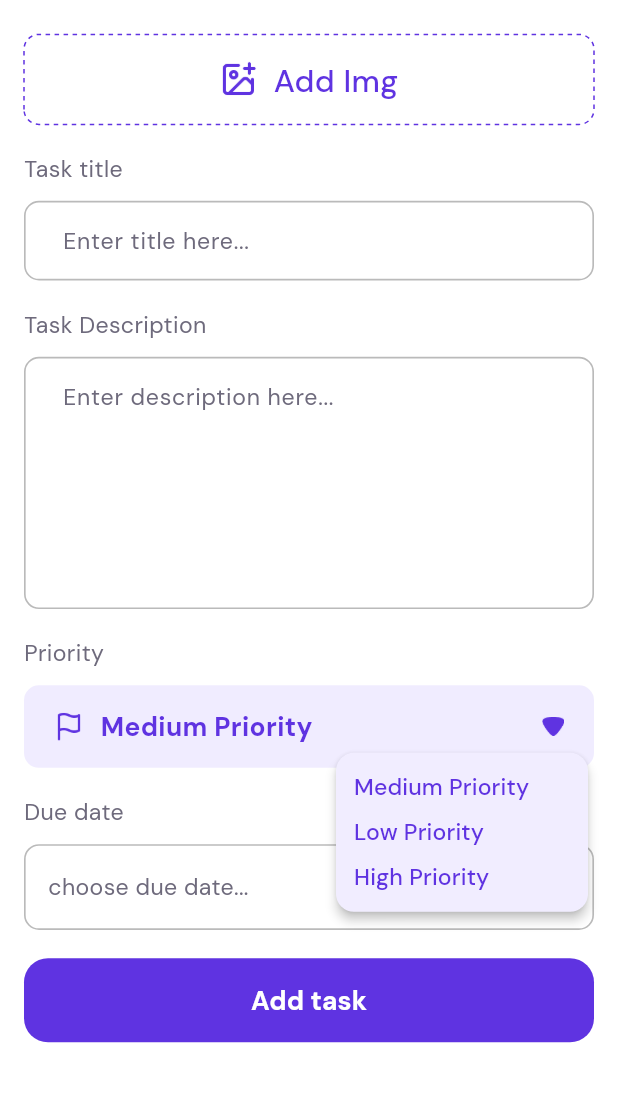
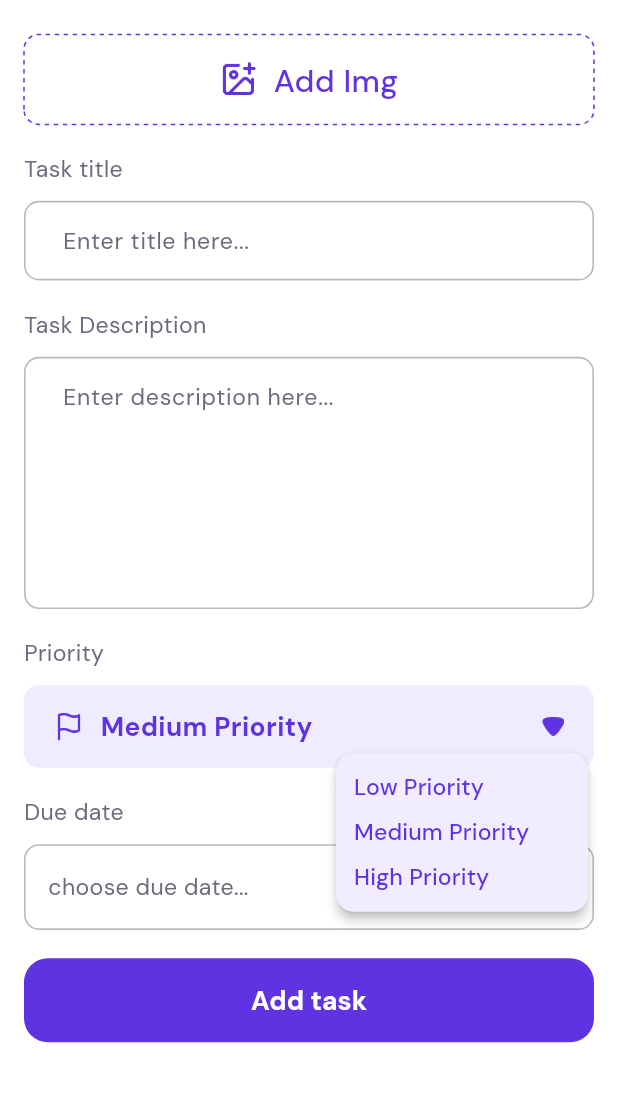
Before and after one commit to mohamedshalaby22/tasky, a Flutter app: the NewTaskScreen screen opened by its route, after a tap on "Medium Priority", on a phone screen of 412 x 824 dp, the part 65-1167 px from its top. Run offline on Flutter 3.47's test engine with Material 3 defaults, Android fonts, the phone set to English and light mode, and no system bars; drawn by our look-alikes of dotted_border; our stand-ins replace flutter_screenutil, flutter_svg, get_it, intl_phone_field, pretty_qr_code; missing offline and left inert: flutter_popup, haptic_feedback.

Commit message:
save update

```diff
--- a/lib/core/routing/app_router.dart
+++ b/lib/core/routing/app_router.dart
@@ -9,7 +9,7 @@ import 'package:tasky/features/task_details/ui/screens/task_details_screen.dart'
 import '../../features/on_boarding/on_boarding_screen.dart';
 
 class AppRouter {
-  Route generateRoutes(RouteSettings settings) {
+  Route? generateRoutes(RouteSettings settings) {
     switch (settings.name) {
       case Routes.onBoardingScreen:
         return MaterialPageRoute(builder: (_) => const OnBoardingScreen());
@@ -26,9 +26,7 @@ class AppRouter {
       case Routes.profileScreen:
         return MaterialPageRoute(builder: (_) => const ProfileScreen());
       default:
-        return MaterialPageRoute(
-            builder: (_) =>
-                const Scaffold(body: Center(child: Text('inValid Route'))));
+        return null;
     }
   }
 }
--- a/lib/features/new_task/ui/widgets/choose_priority_button.dart
+++ b/lib/features/new_task/ui/widgets/choose_priority_button.dart
@@ -13,8 +13,8 @@ class ChoosePriorityButton extends StatefulWidget {
 class _ChoosePriorityButtonState extends State<ChoosePriorityButton> {
   String selectedValue = 'Medium Priority';
   List<String> priorities = [
+    'Low Priority',
     'Medium Priority',
-    'Low Priority',
     'High Priority',
   ];
   @override
--- a/lib/tasky_app.dart
+++ b/lib/tasky_app.dart
@@ -28,7 +28,7 @@ class TaskyApp extends StatelessWidget {
           primaryColor: ColorsManager.mainPurple,
         ),
         debugShowCheckedModeBanner: false,
-        initialRoute: Routes.homeScreen,
+        initialRoute: Routes.onBoardingScreen,
         onGenerateRoute: appRouter.generateRoutes,
       ),
     );
```
Also changed, not shown: lib/features/home/ui/widgets/task_list_view.dart (+9 -1 lines).
